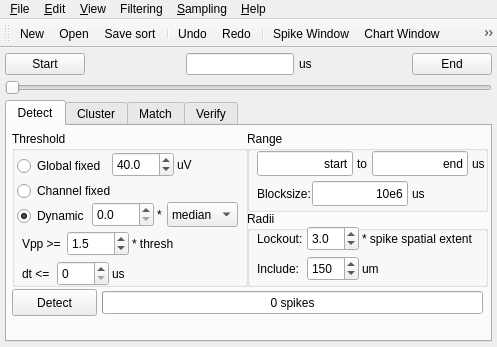
First picture: the form in spyke/spyke.ui, repository spyke/spyke, before the edit.
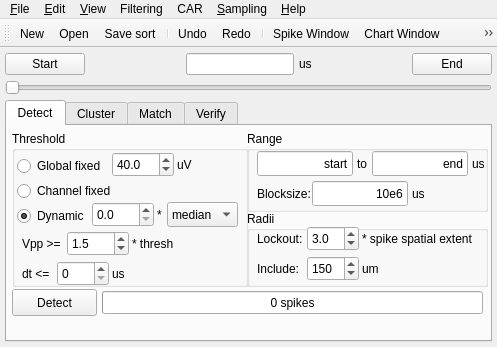
Second picture: the form after the edit. Icons and pictures are not drawn. Custom widgets are drawn as their Qt base class.

What changed in the file:
```diff
--- a/spyke/spyke.ui
+++ b/spyke/spyke.ui
@@ -1879,7 +1879,7 @@
      <x>0</x>
      <y>0</y>
      <width>497</width>
-     <height>23</height>
+     <height>25</height>
     </rect>
    </property>
    <widget class="QMenu" name="menuFile">
@@ -1996,10 +1996,19 @@
     <addaction name="actionFiltmethBW"/>
     <addaction name="actionFiltmethWMLDR"/>
    </widget>
+   <widget class="QMenu" name="menuCAR">
+    <property name="title">
+     <string>CAR</string>
+    </property>
+    <addaction name="actionCARNone"/>
+    <addaction name="actionCARMedian"/>
+    <addaction name="actionCARMean"/>
+   </widget>
    <addaction name="menuFile"/>
    <addaction name="menuEdit"/>
    <addaction name="menuView"/>
    <addaction name="menuFiltering"/>
+   <addaction name="menuCAR"/>
    <addaction name="menuSampling"/>
    <addaction name="menuHelp"/>
   </widget>
```
Left out of the diff: 24 changed lines with no effect on the pictures.
